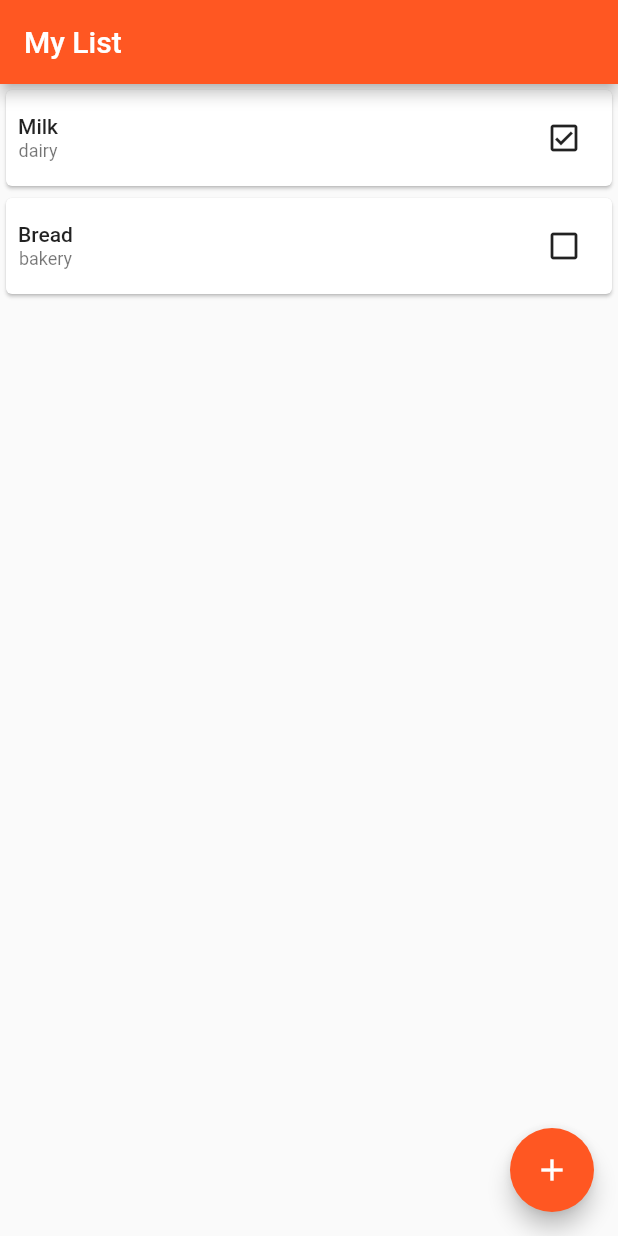
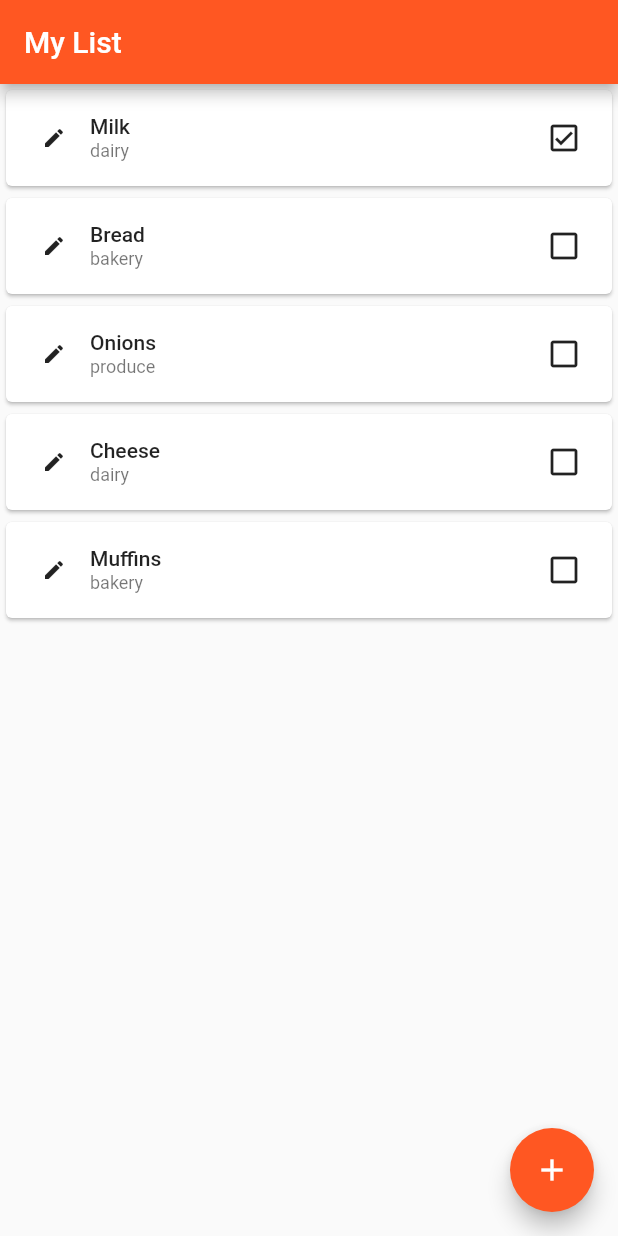
Before and after one commit to sup3rtemaki/flutter_fastapi_test, a Flutter app: the screen it shows after launch, after a tap on the "check box outline blank" icon, on a phone screen of 412 x 824 dp. Run offline on Flutter 3.47's test engine with Material 2 defaults, Android fonts, the phone set to English and light mode, and no system bars; our stand-ins replace flutter_riverpod, get_it, select_form_field.

Commit message:
Added Edit items, Delete items

```diff
--- a/lib/components/grocery_item_card.dart
+++ b/lib/components/grocery_item_card.dart
@@ -1,38 +1,86 @@
 import 'package:flutter/material.dart';
 import 'package:flutter_fastapi_test/components/grocery_item_checkbox.dart';
 import 'package:flutter_fastapi_test/models/grocery_item.dart';
+import 'package:flutter_fastapi_test/providers/grocery_item_form_provider.dart';
+import 'package:flutter_fastapi_test/providers/grocery_list_provider.dart';
+import 'package:flutter_fastapi_test/screens/add_grocery_item_screen.dart';
 import 'package:flutter_fastapi_test/theme.dart';
+import 'package:flutter_fastapi_test/main.dart';
 
-class GroceryitemCard extends StatelessWidget {
+class GroceryitemCard extends StatefulWidget {
 
   final GroceryItem groceryItem;
 
   const GroceryitemCard({Key? key, required this.groceryItem}) : super(key: key);
 
   @override
+  _GroceryitemCardState createState() => _GroceryitemCardState();
+}
+
+class _GroceryitemCardState extends State<GroceryitemCard> {
+
+  final listProvider = getIt<GroceryListProvider>();
+
+  void _handleEdit() async {
+    getIt<GroceryItemFormProvider>().setItem(this.widget.groceryItem);
+    await Navigator.of(context).pushNamed(AddGroceryItemScreen.routeName);
+    setState(() {});
+  }
+
+  @override
   Widget build(BuildContext context) {
-    return Card(
+    return Dismissible(
+      key: Key(this.widget.groceryItem.id.toString()),
+      direction: DismissDirection.endToStart,
+      onDismissed: (direction) {
+       getIt<GroceryListProvider>().removeItem(this.widget.groceryItem);
+      },
+      background: Container(
+        decoration: BoxDecoration(color: Colors.red),
+        child: Align(
+          alignment: Alignment.centerRight,
+          child: Padding(
+            padding: const EdgeInsets.all(8.0),
+            child: Icon(
+              Icons.delete,
+              color: Colors.white,
+            ),
+          ),
+        ),
+      ),
+      child: Card(
           child: Padding(
             padding: const EdgeInsets.all(8.0),
             child: Row(
               mainAxisAlignment: MainAxisAlignment.spaceBetween,
               children: [
-              Column(
+                IconButton(
+                  onPressed: _handleEdit,
+                  icon: Icon(
+                    Icons.edit,
+                    size: 16,
+                  ),
+                ),
+                Expanded(
+                  child: Column(
+                    crossAxisAlignment: CrossAxisAlignment.start,
                     children: [
                       Text(
-                    groceryItem.name,
+                        widget.groceryItem.name,
                         style: ThemeText.bodyText,
                       ),
                       Text(
-                    groceryItem.categoryLabel,
+                        widget.groceryItem.categoryLabel,
                         style: ThemeText.caption,
                       )
                     ],
                   ),
-              GroceryItemCheckbox(groceryItem: groceryItem),
+                ),
+                GroceryItemCheckbox(groceryItem: widget.groceryItem),
               ],
             ),
           )
+      ),
     );
   }
 }
--- a/lib/components/grocery_list.dart
+++ b/lib/components/grocery_list.dart
@@ -64,6 +64,7 @@ class _GroceryListState extends State<GroceryList> {
       child: ListView.builder(
           itemCount: items.length,
           itemBuilder: (ctx, index) {
+            final temp = listProvider.groupedItems;
             final item = items[index];
             return GroceryitemCard(groceryItem: item);
           }
--- a/lib/mocks/grocery_items_mock.dart
+++ b/lib/mocks/grocery_items_mock.dart
@@ -12,4 +12,22 @@ const List<Map<String, dynamic>> groceryItems = [
     'category': "bakery",
     'purchased': false,
   },
+  {
+    'id': 3,
+    'name': "Onions",
+    'category': "produce",
+    'purchased': false,
+  },
+  {
+    'id': 4,
+    'name': "Cheese",
+    'category': "dairy",
+    'purchased': false,
+  },
+  {
+    'id': 5,
+    'name': "Muffins",
+    'category': "bakery",
+    'purchased': false,
+  },
 ];
--- a/lib/providers/grocery_list_provider.dart
+++ b/lib/providers/grocery_list_provider.dart
@@ -1,7 +1,7 @@
-
 import 'package:flutter/cupertino.dart';
 import 'package:flutter_fastapi_test/models/grocery_item.dart';
 import 'package:flutter_fastapi_test/services/grocery_item_service.dart';
+import 'package:collection/collection.dart';
 
 abstract class GroceryListProvider extends ChangeNotifier{
   bool ready = false;
@@ -9,10 +9,12 @@ abstract class GroceryListProvider extends ChangeNotifier{
 
   //Getters
   List<GroceryItem> get items;
+  List<Map<String, dynamic>> get groupedItems;
 
   //Operations
   void setItems(List<GroceryItem> items);
   void addItem(GroceryItem item);
+  void removeItem(GroceryItem item);
 }
 
 class GroceryListProviderImplementation extends GroceryListProvider {
@@ -32,6 +34,13 @@ class GroceryListProviderImplementation extends GroceryListProvider {
   List<GroceryItem> get items => _items;
 
   @override
+  List<Map<String, dynamic>> get groupedItems {
+    final group = groupBy(this._items, (item) =>  (item as GroceryItem).category);
+    print(group);
+    return [];
+  }
+
+  @override
   void addItem(GroceryItem item) {
     _items.add(item);
     notifyListeners();
@@ -42,4 +51,11 @@ class GroceryListProviderImplementation extends GroceryListProvider {
     _items = items;
     notifyListeners();
   }
+
+  @override
+  void removeItem(GroceryItem item) {
+    final index = _items.indexWhere((element) => element.id == item.id);
+    _items.removeAt(index);
+    notifyListeners();
+  }
 }
--- a/lib/screens/list_screen.dart
+++ b/lib/screens/list_screen.dart
@@ -1,6 +1,9 @@
 import 'package:flutter/material.dart';
 import 'package:flutter_fastapi_test/components/grocery_list.dart';
+import 'package:flutter_fastapi_test/providers/grocery_item_form_provider.dart';
+import 'package:flutter_fastapi_test/providers/grocery_list_provider.dart';
 
+import '../main.dart';
 import 'add_grocery_item_screen.dart';
 
 class ListScreen extends StatefulWidget {
@@ -12,13 +15,28 @@ class ListScreen extends StatefulWidget {
 
 class _ListScreenState extends State<ListScreen> {
 
+  final listProvider = getIt<GroceryListProvider>();
+
+  void _handleAddItem() {
+    getIt<GroceryItemFormProvider>().clearItem();
+    Navigator.of(context).pushNamed(AddGroceryItemScreen.routeName);
+  }
+
+  @override
+  void initState() {
+    super.initState();
+
+    listProvider.addListener(() {
+      setStateIfMounted(() {});
+    });
+  }
+
+  void setStateIfMounted(f) {
+    if (mounted) setState(f);
+  }
+
   @override
   Widget build(BuildContext context) {
-
-    void _handleAddItem(){
-      Navigator.of(context).pushNamed(AddGroceryItemScreen.routeName);
-    }
-
     return Scaffold(
       appBar: AppBar(
         title: Text("My List"),
--- a/lib/services/grocery_item_service.dart
+++ b/lib/services/grocery_item_service.dart
@@ -13,12 +13,12 @@ class GroceryItemService{
     return results;
   }
 
-  Future<GroceryItem> create(String name, Category category) async {
+  Future<GroceryItem> create(String name, Category? category) async {
     await Future.delayed(const Duration(milliseconds: 500));
     final groceryItem = GroceryItem.fromJson({
       'id': 99,
       'name': name,
-      'category': GroceryItem.stringFromCategory(category),
+      'category': category != null ? GroceryItem.stringFromCategory(category) : null,
       'is_purchased': false
     });
 
```
Also changed, not shown: lib/models/grocery_item.dart (+8 -0 lines), lib/providers/grocery_item_form_provider.dart (+27 -3 lines), lib/screens/add_grocery_item_screen.dart (+15 -16 lines). Lines whose indentation alone changed are shown as unchanged.
